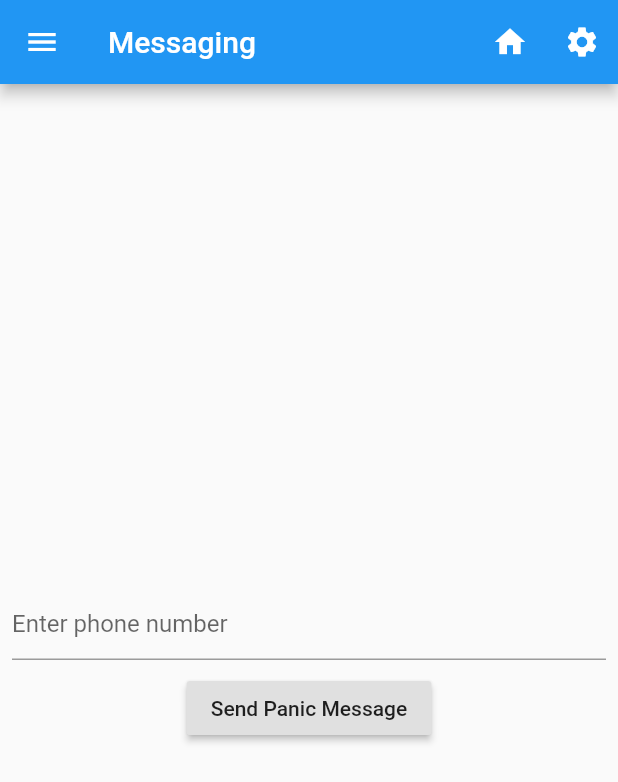
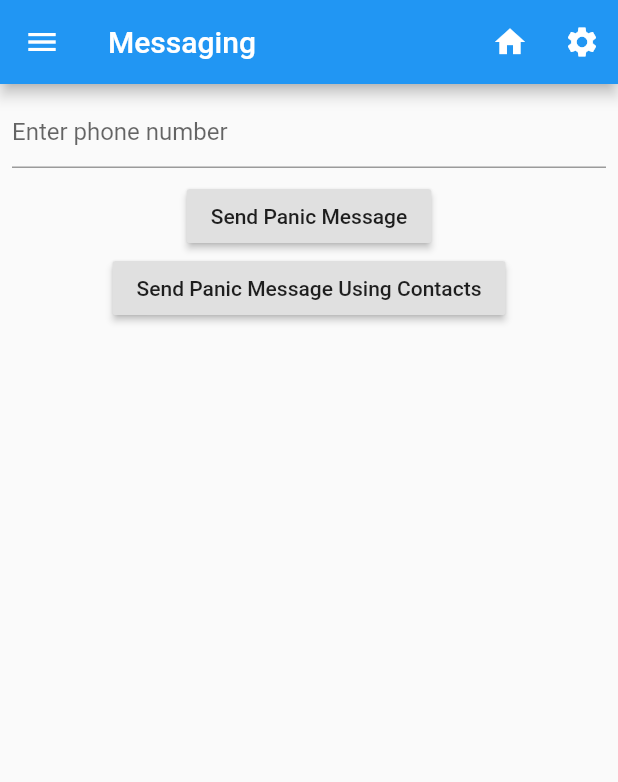
Before and after one commit to ChicoState/BSafe, a Flutter app: the FourthScreen screen opened directly, on a phone screen of 412 x 824 dp. Shown: the top 782 px of the screen. Run offline on Flutter 3.47's test engine with Material 2 defaults, Android fonts, the phone set to English and light mode, and no system bars; our stand-ins replace cloud_firestore, contacts_service, firebase_auth, flutter_speed_dial, flutter_spinkit, geolocator and 3 more; missing offline and left inert: dart:ffi; accounts and stored records are empty.

Commit message:
add panic button that sends to all contacts

```diff
--- a/bsafe_flutter/lib/FourthScreen.dart
+++ b/bsafe_flutter/lib/FourthScreen.dart
@@ -4,6 +4,7 @@ import 'package:flutter/material.dart';
 import 'package:http/http.dart' as http;
 import 'dart:convert';
 import 'dart:async';
+import 'package:contacts_service/contacts_service.dart';
 
 import 'package:BSafe/main.dart';
 import 'package:BSafe/FirstScreen.dart';
@@ -43,7 +44,11 @@ class FourthScreen extends StatelessWidget {
 
       body: SafeArea(
         child: Center(
-          child: panicButton()
+          child: Column(children: <Widget>[
+            panicButton(),
+            panicButtonUsingContacts()
+            ]
+          )
         ),
       ),
 
@@ -97,3 +102,30 @@ class panicButton extends FourthScreen {
     );
   }
 }
+
+class panicButtonUsingContacts extends FourthScreen {
+  @override
+  Widget build(BuildContext context) {
+    return Column(
+      mainAxisAlignment: MainAxisAlignment.center,
+      children: <Widget>[
+        RaisedButton(
+          child: Text('Send Panic Message Using Contacts'),
+          onPressed: () {
+            getContacts();
+          },
+        ),
+      ],
+    );
+  }
+}
+
+Future<void> getContacts() async {
+  final Iterable<Contact> contacts = await ContactsService.getContacts();
+  contacts.forEach((contact){
+    for (var number in contact.phones) {
+      var temp = number.value;
+      sendPanic(temp);
+    }
+  });
+}
```
